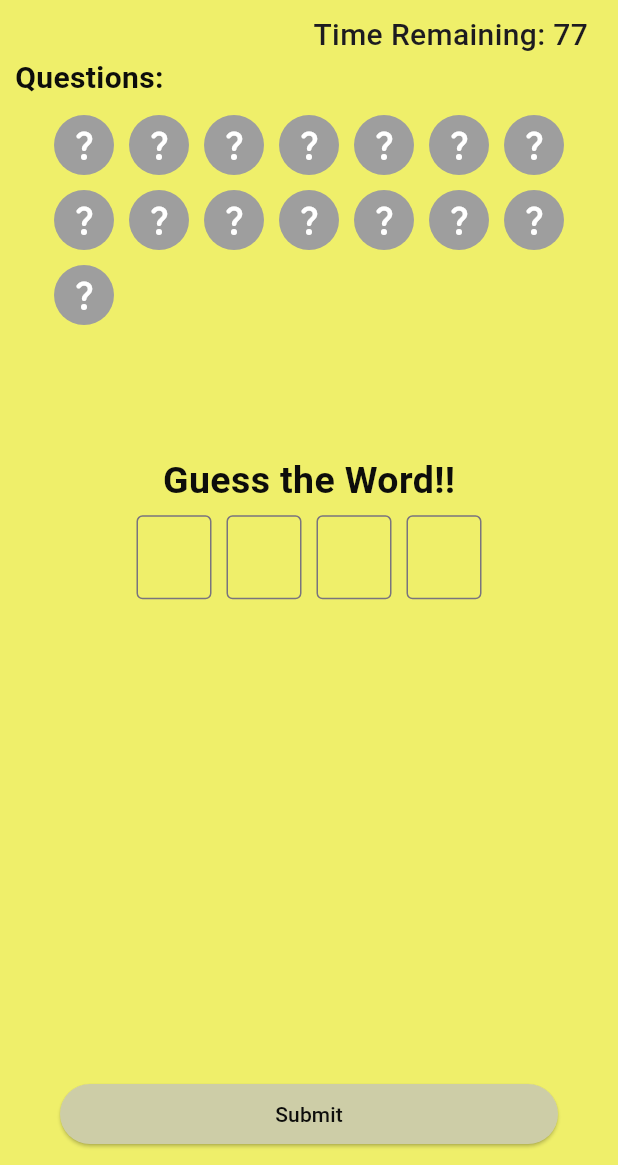
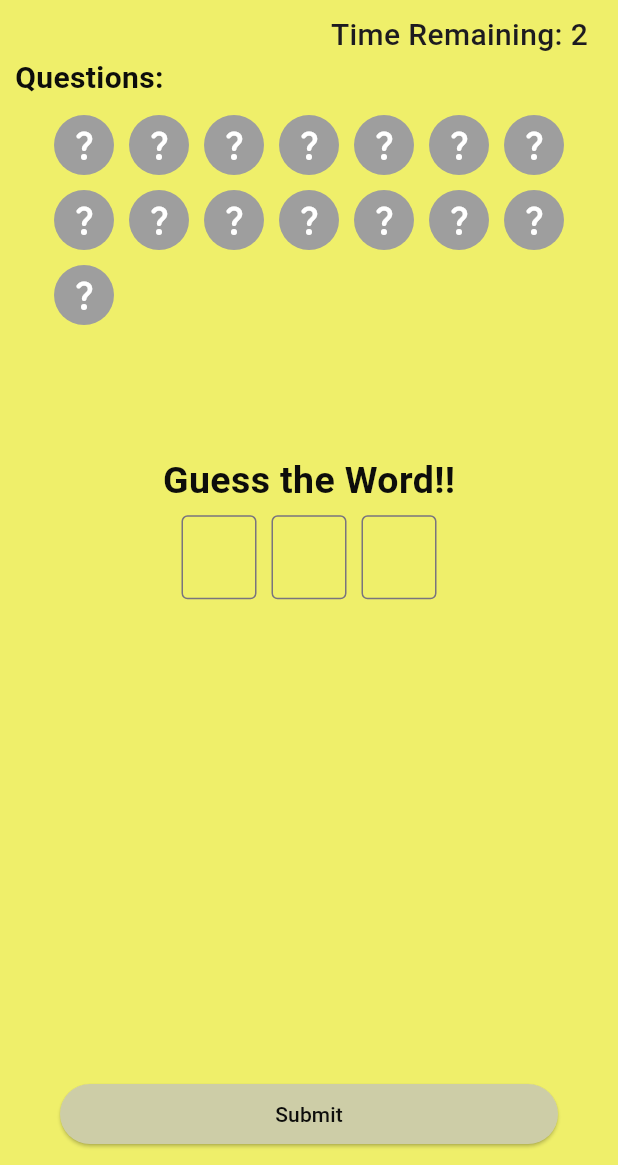
Before and after one commit to abhidhadke/mind_mystique_codefiesta_2024, a Flutter app: the QuizPage screen opened directly, after a tap on "Submit", on a phone screen of 412 x 824 dp, the part 71-1236 px from its top. Run offline on Flutter 3.47's test engine with Material 3 defaults, Android fonts, the phone set to English and light mode, and no system bars; our stand-ins replace lottie, vibration.

```diff
--- a/lib/Data/questions.dart
+++ b/lib/Data/questions.dart
@@ -19,8 +19,8 @@ class QuestionBank {
   ];
 
   List<String> SlotTwoQuestions = [
+    'Bank',
     'Keyboard',
-    'Bank',
     'Hole',
     'Seven',
     'Heroine',
@@ -39,8 +39,8 @@ class QuestionBank {
   ];
 
   List<String> SlotThreeQuestions = [
+    'Map',
     'Road',
-    'Map',
     'TeaPot',
     'Eyeball',
     'Brain',
@@ -57,8 +57,8 @@ class QuestionBank {
   ];
 
   List<String> SlotFourQuestions = [
+    'echo',
     'Future',
-    'echo',
     'peacock',
     'letterbox',
     'O',
--- a/lib/Screens/quiz_page/quiz_page.dart
+++ b/lib/Screens/quiz_page/quiz_page.dart
@@ -16,7 +16,7 @@ class QuizPage extends StatefulWidget {
 }
 
 class _QuizPageState extends State<QuizPage> with TickerProviderStateMixin {
-  int _timeLeft = 80; // Total time for the countdown
+  int _timeLeft = 5; // Total time for the countdown
   late Timer _timer;
   final List<int?> _questionStatus = [
     0,
@@ -133,7 +133,7 @@ class _QuizPageState extends State<QuizPage> with TickerProviderStateMixin {
               findWordCount(counter);
               createFields();
               _timer.cancel();
-              _timeLeft = 80;
+              _timeLeft = 5;
               startTimer();
             } else {
               _timer.cancel();
--- a/lib/Screens/start_page/start_page.dart
+++ b/lib/Screens/start_page/start_page.dart
@@ -23,7 +23,7 @@ class _StartPageState extends State<StartPage> {
   }
 
   checkTimeSlot() {
-    timeSlot = test ? 2 : slot.SlotNumber(DateTime.now());
+    timeSlot = test ? 3 : slot.SlotNumber(DateTime.now());
   }
 
   @override
```
